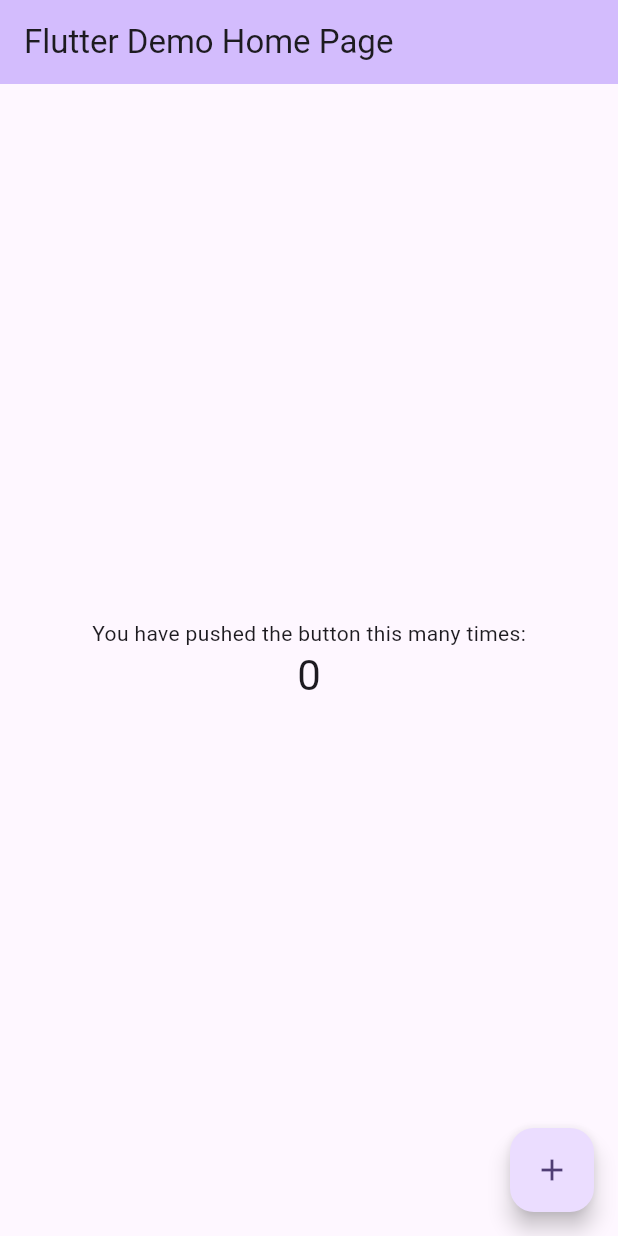
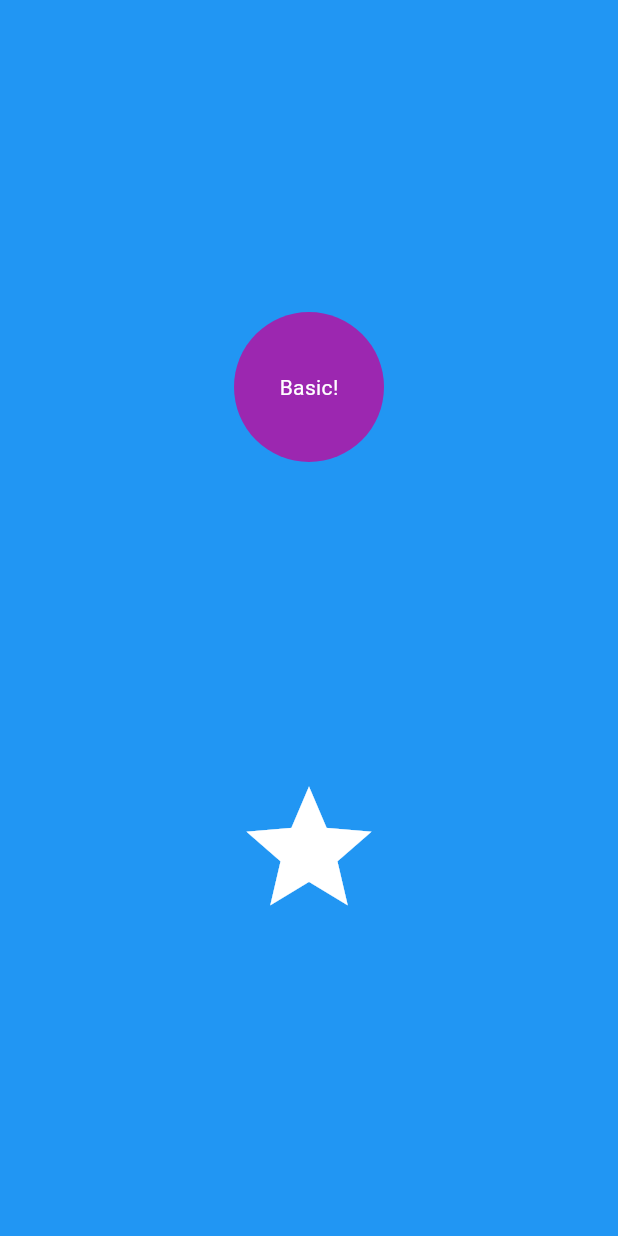
Before and after one commit to MarkAlfieM/AnimidoApp_Udemy, a Flutter app: the screen it shows after launch, on a phone screen of 412 x 824 dp. Run offline on Flutter 3.47's test engine with Material 3 defaults, Android fonts, the light colour scheme and no system bars.

Commit message:
animido_app done
animido_app done

```diff
--- a/lib/main.dart
+++ b/lib/main.dart
@@ -1,3 +1,4 @@
+import 'package:animidoapp_udemy/pages/home_page.dart';
 import 'package:flutter/material.dart';
 
 void main() {
@@ -11,115 +12,12 @@
   @override
   Widget build(BuildContext context) {
     return MaterialApp(
-      title: 'Flutter Demo',
+      title: 'Animdo',
       theme: ThemeData(
-        // This is the theme of your application.
-        //
-        // TRY THIS: Try running your application with "flutter run". You'll see
-        // the application has a purple toolbar. Then, without quitting the app,
-        // try changing the seedColor in the colorScheme below to Colors.green
-        // and then invoke "hot reload" (save your changes or press the "hot
-        // reload" button in a Flutter-supported IDE, or press "r" if you used
-        // the command line to start the app).
-        //
-        // Notice that the counter didn't reset back to zero; the application
-        // state is not lost during the reload. To reset the state, use hot
-        // restart instead.
-        //
-        // This works for code too, not just values: Most code changes can be
-        // tested with just a hot reload.
         colorScheme: ColorScheme.fromSeed(seedColor: Colors.deepPurple),
         useMaterial3: true,
       ),
-      home: const MyHomePage(title: 'Flutter Demo Home Page'),
+      home: HomePage(),
     );
   }
 }
-
-class MyHomePage extends StatefulWidget {
-  const MyHomePage({super.key, required this.title});
-
-  // This widget is the home page of your application. It is stateful, meaning
-  // that it has a State object (defined below) that contains fields that affect
-  // how it looks.
-
-  // This class is the configuration for the state. It holds the values (in this
-  // case the title) provided by the parent (in this case the App widget) and
-  // used by the build method of the State. Fields in a Widget subclass are
-  // always marked "final".
-
-  final String title;
-
-  @override
-  State<MyHomePage> createState() => _MyHomePageState();
-}
-
-class _MyHomePageState extends State<MyHomePage> {
-  int _counter = 0;
-
-  void _incrementCounter() {
-    setState(() {
-      // This call to setState tells the Flutter framework that something has
-      // changed in this State, which causes it to rerun the build method below
-      // so that the display can reflect the updated values. If we changed
-      // _counter without calling setState(), then the build method would not be
-      // called again, and so nothing would appear to happen.
-      _counter++;
-    });
-  }
-
-  @override
-  Widget build(BuildContext context) {
-    // This method is rerun every time setState is called, for instance as done
-    // by the _incrementCounter method above.
-    //
-    // The Flutter framework has been optimized to make rerunning build methods
-    // fast, so that you can just rebuild anything that needs updating rather
-    // than having to individually change instances of widgets.
-    return Scaffold(
-      appBar: AppBar(
-        // TRY THIS: Try changing the color here to a specific color (to
-        // Colors.amber, perhaps?) and trigger a hot reload to see the AppBar
-        // change color while the other colors stay the same.
-        backgroundColor: Theme.of(context).colorScheme.inversePrimary,
-        // Here we take the value from the MyHomePage object that was created by
-        // the App.build method, and use it to set our appbar title.
-        title: Text(widget.title),
-      ),
-      body: Center(
-        // Center is a layout widget. It takes a single child and positions it
-        // in the middle of the parent.
-        child: Column(
-          // Column is also a layout widget. It takes a list of children and
-          // arranges them vertically. By default, it sizes itself to fit its
-          // children horizontally, and tries to be as tall as its parent.
-          //
-          // Column has various properties to control how it sizes itself and
-          // how it positions its children. Here we use mainAxisAlignment to
-          // center the children vertically; the main axis here is the vertical
-          // axis because Columns are vertical (the cross axis would be
-          // horizontal).
-          //
-          // TRY THIS: Invoke "debug painting" (choose the "Toggle Debug Paint"
-          // action in the IDE, or press "p" in the console), to see the
-          // wireframe for each widget.
-          mainAxisAlignment: MainAxisAlignment.center,
-          children: <Widget>[
-            const Text(
-              'You have pushed the button this many times:',
-            ),
-            Text(
-              '$_counter',
-              style: Theme.of(context).textTheme.headlineMedium,
-            ),
-          ],
-        ),
-      ),
-      floatingActionButton: FloatingActionButton(
-        onPressed: _incrementCounter,
-        tooltip: 'Increment',
-        child: const Icon(Icons.add),
-      ), // This trailing comma makes auto-formatting nicer for build methods.
-    );
-  }
-}
--- /dev/null
+++ b/lib/pages/home_page.dart
@@ -0,0 +1,121 @@
+import 'dart:math';
+
+import 'package:flutter/material.dart';
+
+class HomePage extends StatefulWidget {
+  const HomePage({super.key});
+
+  @override
+  State<HomePage> createState() => _HomePageState();
+}
+
+class _HomePageState extends State<HomePage>
+    with SingleTickerProviderStateMixin {
+  double _buttonRadius = 100;
+
+  final Tween<double> _backgroundScale = Tween<double>(
+    begin: 0.0,
+    end: 1.0,
+  );
+
+  AnimationController? _starIconAnimationController;
+
+  @override
+  void initState() {
+    // TODO: implement initState
+    super.initState();
+    _starIconAnimationController = AnimationController(
+      vsync: this,
+      duration: const Duration(
+        seconds: 4,
+      ),
+    );
+    _starIconAnimationController!.forward();
+  }
+
+  @override
+  Widget build(BuildContext context) {
+    return Scaffold(
+      body: Container(
+        child: Stack(
+          clipBehavior: Clip.none,
+          children: [
+            _pageBackground(),
+            Column(
+              mainAxisAlignment: MainAxisAlignment.spaceEvenly,
+              mainAxisSize: MainAxisSize.max,
+              crossAxisAlignment: CrossAxisAlignment.center,
+              children: [
+                _circularAnimationButton(),
+                _starIcon(),
+              ],
+            ),
+          ],
+        ),
+      ),
+    );
+  }
+
+  Widget _pageBackground() {
+    return TweenAnimationBuilder(
+      tween: _backgroundScale,
+      curve: Curves.easeInOutCubicEmphasized,
+      duration: Duration(seconds: 1),
+      builder: (_context, double _scale, _child) {
+        return Transform.scale(
+          scale: _scale,
+          child: _child,
+        );
+      },
+      child: Container(color: Colors.blue),
+    );
+  }
+
+  Widget _circularAnimationButton() {
+    return Center(
+      child: GestureDetector(
+        onTap: () {
+          setState(() {
+            _buttonRadius = (_buttonRadius == 200) ? 100 : 200;
+            ;
+          });
+        },
+        child: AnimatedContainer(
+          duration: const Duration(seconds: 2),
+          curve: Curves.bounceInOut,
+          height: _buttonRadius,
+          width: _buttonRadius,
+          decoration: BoxDecoration(
+            color: Colors.purple,
+            borderRadius: BorderRadius.circular(100),
+          ),
+          child: const Center(
+            child: Text(
+              "Basic!",
+              style: TextStyle(
+                color: Colors.white,
+              ),
+            ),
+          ),
+        ),
+      ),
+    );
+  }
+
+  Widget _starIcon() {
+    return AnimatedBuilder(
+      animation: _starIconAnimationController!.view,
+      builder: (_buildContext, _child) {
+        return Transform.rotate(
+          angle: _starIconAnimationController!.value * 2 * pi,
+          child: _child,
+        );
+      },
+      child: const Icon(
+        Icons.star,
+        size: 100,
+        color: Colors.white,
+      ),
+    );
+  }
+}
```
